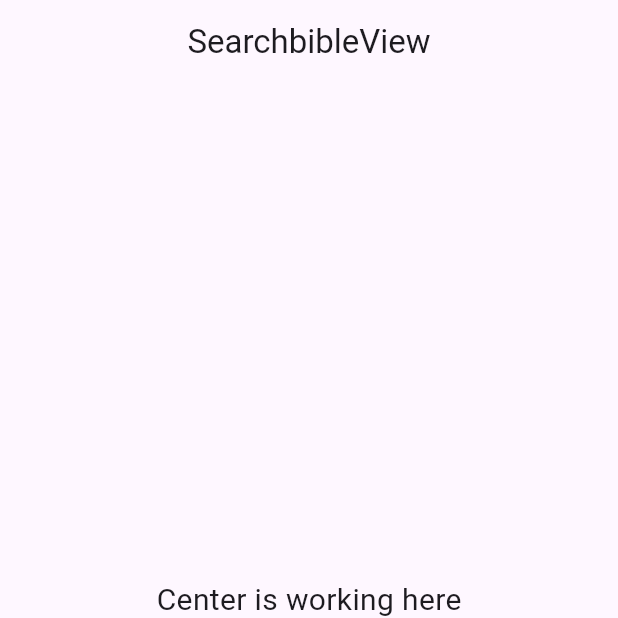
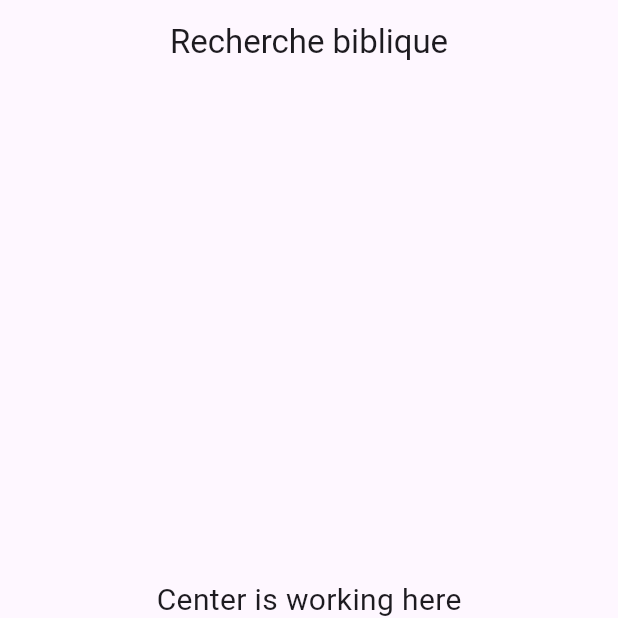
Before and after one commit to mooosmad/piousbible, a Flutter app: the screen it shows after launch, swiped to page 2, on a phone screen of 412 x 824 dp, the top half of it. Run offline on Flutter 3.47's test engine with Material 3 defaults, Android fonts, the phone set to English and light mode, and no system bars; drawn by our look-alikes of zoom_tap_animation; our stand-ins replace get.

Commit message:
fix: searchview

```diff
--- a/lib/app/modules/searchbible/views/searchbible_view.dart
+++ b/lib/app/modules/searchbible/views/searchbible_view.dart
@@ -10,7 +10,7 @@ class SearchbibleView extends GetView<SearchbibleController> {
   Widget build(BuildContext context) {
     return Scaffold(
       appBar: AppBar(
-        title: const Text('SearchbibleView'),
+        title: const Text('Recherche biblique'),
         centerTitle: true,
       ),
       body: const Center(
```
